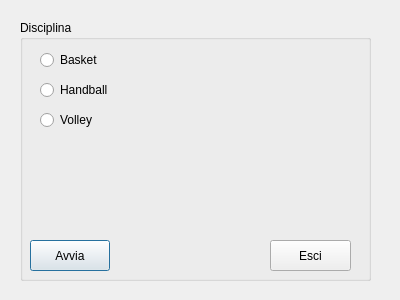
Old version of the form choosediscilpline.ui in the repository McuMirror/scoreController.
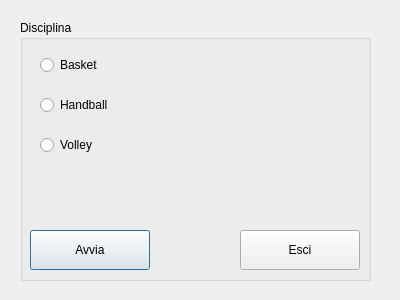
New version of the form.

```diff
--- a/choosediscilpline.ui
+++ b/choosediscilpline.ui
@@ -30,8 +30,8 @@
      <rect>
       <x>20</x>
       <y>30</y>
-      <width>100</width>
-      <height>20</height>
+      <width>180</width>
+      <height>30</height>
      </rect>
     </property>
     <property name="text">
@@ -42,9 +42,9 @@
     <property name="geometry">
      <rect>
       <x>10</x>
-      <y>220</y>
-      <width>80</width>
-      <height>31</height>
+      <y>210</y>
+      <width>120</width>
+      <height>40</height>
      </rect>
     </property>
     <property name="text">
@@ -60,10 +60,10 @@
    <widget class="QPushButton" name="closePushButton">
     <property name="geometry">
      <rect>
-      <x>250</x>
-      <y>220</y>
-      <width>81</width>
-      <height>31</height>
+      <x>220</x>
+      <y>210</y>
+      <width>120</width>
+      <height>40</height>
      </rect>
     </property>
     <property name="text">
@@ -74,9 +74,9 @@
     <property name="geometry">
      <rect>
       <x>20</x>
-      <y>60</y>
-      <width>100</width>
-      <height>20</height>
+      <y>70</y>
+      <width>180</width>
+      <height>30</height>
      </rect>
     </property>
     <property name="text">
@@ -87,9 +87,9 @@
     <property name="geometry">
      <rect>
       <x>20</x>
-      <y>90</y>
-      <width>100</width>
-      <height>20</height>
+      <y>110</y>
+      <width>180</width>
+      <height>30</height>
      </rect>
     </property>
     <property name="text">
```
